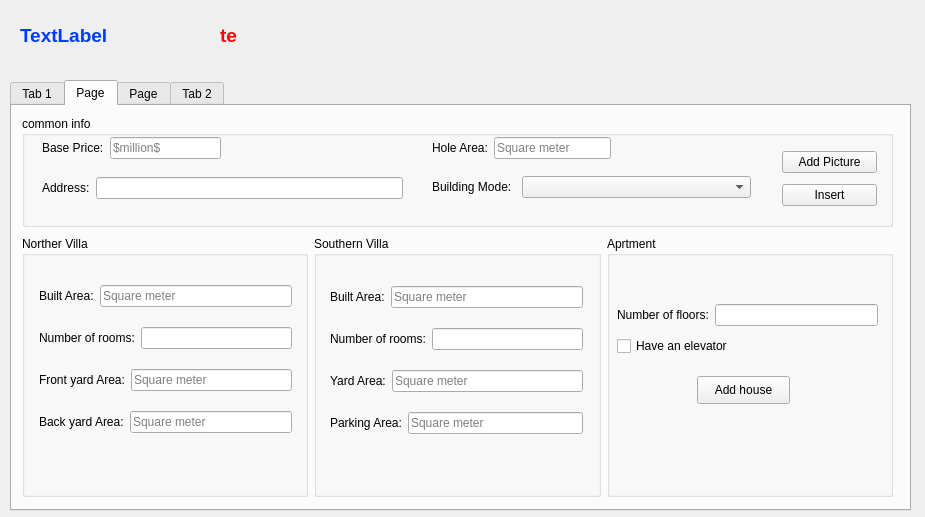
Qt form my_profile.ui (mjalali/AP_project) before a commit.
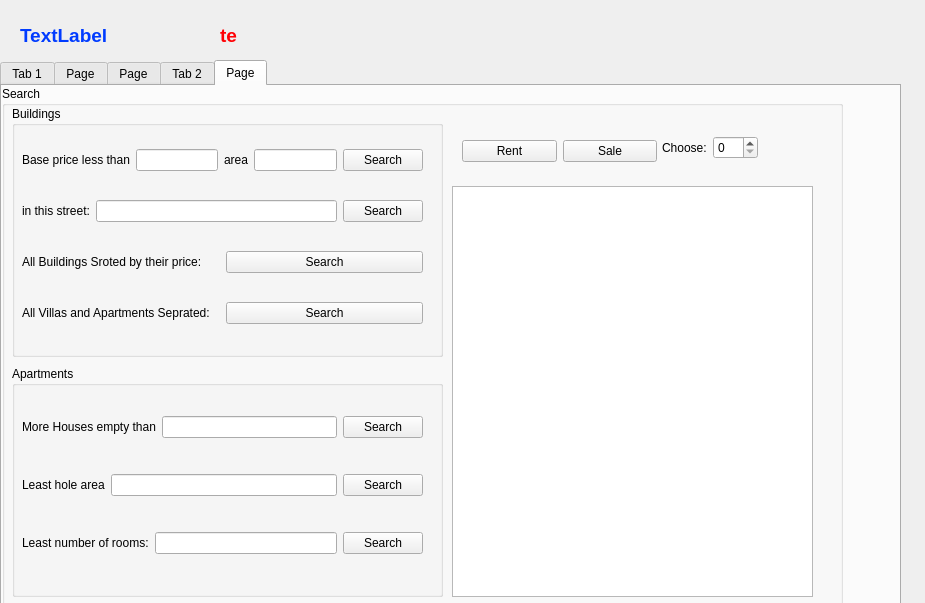
The same form after that commit.

What changed in the file:
```diff
--- a/my_profile.ui
+++ b/my_profile.ui
@@ -7,7 +7,7 @@
     <x>0</x>
     <y>0</y>
     <width>925</width>
-    <height>517</height>
+    <height>603</height>
    </rect>
   </property>
   <property name="windowTitle">
@@ -16,14 +16,14 @@
   <widget class="QTabWidget" name="tabWidget">
    <property name="geometry">
     <rect>
-     <x>10</x>
-     <y>80</y>
+     <x>0</x>
+     <y>60</y>
      <width>901</width>
-     <height>431</height>
+     <height>561</height>
     </rect>
    </property>
    <property name="currentIndex">
-    <number>1</number>
+    <number>4</number>
    </property>
    <widget class="QWidget" name="list">
     <attribute name="title">
@@ -365,7 +365,7 @@
      <property name="title">
       <string>common info</string>
      </property>
-     <widget class="QWidget" name="">
+     <widget class="QWidget" name="layoutWidget">
       <property name="geometry">
        <rect>
         <x>20</x>
@@ -440,7 +440,7 @@
        </rect>
       </property>
      </widget>
-     <widget class="QWidget" name="">
+     <widget class="QWidget" name="layoutWidget">
       <property name="geometry">
        <rect>
         <x>20</x>
@@ -466,7 +466,7 @@
        </item>
       </layout>
      </widget>
-     <widget class="QWidget" name="">
+     <widget class="QWidget" name="layoutWidget">
       <property name="geometry">
        <rect>
         <x>760</x>
@@ -493,7 +493,7 @@
       </layout>
      </widget>
     </widget>
-    <widget class="QWidget" name="">
+    <widget class="QWidget" name="layoutWidget">
      <property name="geometry">
       <rect>
        <x>10</x>
@@ -508,7 +508,7 @@
         <property name="title">
          <string>Norther Villa</string>
         </property>
-        <widget class="QWidget" name="">
+        <widget class="QWidget" name="layoutWidget">
          <property name="geometry">
           <rect>
            <x>17</x>
@@ -599,7 +599,7 @@
         <property name="title">
          <string>Southern Villa</string>
         </property>
-        <widget class="QWidget" name="">
+        <widget class="QWidget" name="layoutWidget">
          <property name="geometry">
           <rect>
            <x>16</x>
@@ -706,7 +706,7 @@
           <string>Add house</string>
          </property>
         </widget>
-        <widget class="QWidget" name="">
+        <widget class="QWidget" name="layoutWidget">
          <property name="geometry">
           <rect>
            <x>10</x>
@@ -837,12 +837,289 @@
      <string>Tab 2</string>
     </attribute>
    </widget>
+   <widget class="QWidget" name="tab_4">
+    <attribute name="title">
+     <string>Page</string>
+    </attribute>
+    <widget class="QGroupBox" name="groupBox_2">
+     <property name="geometry">
+      <rect>
+       <x>0</x>
+       <y>0</y>
+       <width>841</width>
+       <height>531</height>
+      </rect>
+     </property>
+     <property name="title">
+      <string>Search</string>
+     </property>
+     <widget class="QGroupBox" name="Building_search">
+      <property name="geometry">
+       <rect>
+        <x>10</x>
+        <y>20</y>
+        <width>431</width>
+        <height>251</height>
+       </rect>
+      </property>
+      <property name="title">
+       <string>Buildings</string>
+      </property>
+      <widget class="QWidget" name="layoutWidget_3">
+       <property name="geometry">
+        <rect>
+         <x>10</x>
+         <y>20</y>
+         <width>401</width>
+         <height>221</height>
+        </rect>
+       </property>
+       <layout class="QVBoxLayout" name="verticalLayout_7">
+        <item>
+         <layout class="QHBoxLayout" name="horizontalLayout_5">
+          <item>
+           <widget class="QLabel" name="label_4">
+            <property name="text">
+             <string>Base price less than</string>
+            </property>
+           </widget>
+          </item>
+          <item>
+           <widget class="QLineEdit" name="price_lower_le"/>
+          </item>
+          <item>
+           <widget class="QLabel" name="label_5">
+            <property name="text">
+             <string>area</string>
+            </property>
+           </widget>
+          </item>
+          <item>
+           <widget class="QLineEdit" name="hole_area_higher_le"/>
+          </item>
+          <item>
+           <widget class="QPushButton" name="search_baseprice_holearea">
+            <property name="text">
+             <string>Search</string>
+            </property>
+           </widget>
+          </item>
+         </layout>
+        </item>
+        <item>
+         <layout class="QHBoxLayout" name="horizontalLayout_6">
+          <item>
+           <widget class="QLabel" name="label_18">
+            <property name="text">
+             <string>in this street:</string>
+            </property>
+           </widget>
+          </item>
+          <item>
+           <widget class="QLineEdit" name="to_search_street_le"/>
+          </item>
+          <item>
+           <widget class="QPushButton" name="search_street">
+            <property name="text">
+             <string>Search</string>
+            </property>
+           </widget>
+          </item>
+         </layout>
+        </item>
+        <item>
+         <layout class="QHBoxLayout" name="horizontalLayout_19">
+          <item>
+           <widget class="QLabel" name="label_19">
+            <property name="text">
+             <string>All Buildings Sroted by their price:</string>
+            </property>
+           </widget>
+          </item>
+          <item>
+           <widget class="QPushButton" name="search_sort">
+            <property name="text">
+             <string>Search</string>
+            </property>
+           </widget>
+          </item>
+         </layout>
+        </item>
+        <item>
+         <layout class="QHBoxLayout" name="horizontalLayout_20">
+          <item>
+           <widget class="QLabel" name="label_20">
+            <property name="text">
+             <string>All Villas and Apartments Seprated:</string>
+            </property>
+           </widget>
+          </item>
+          <item>
+           <widget class="QPushButton" name="search_all">
+            <property name="text">
+             <string>Search</string>
+            </property>
+           </widget>
+          </item>
+         </layout>
+        </item>
+       </layout>
+      </widget>
+     </widget>
+     <widget class="QGroupBox" name="Apartment_search">
+      <property name="geometry">
+       <rect>
+        <x>10</x>
+        <y>280</y>
+        <width>431</width>
+        <height>231</height>
+       </rect>
+      </property>
+      <property name="title">
+       <string>Apartments</string>
+      </property>
+      <widget class="QWidget" name="layoutWidget_4">
+       <property name="geometry">
+        <rect>
+         <x>10</x>
+         <y>20</y>
+         <width>401</width>
+         <height>201</height>
+        </rect>
+       </property>
+       <layout class="QVBoxLayout" name="verticalLayout_8">
+        <item>
+         <layout class="QHBoxLayout" name="horizontalLayout_21">
+          <item>
+           <widget class="QLabel" name="label_21">
+            <property name="text">
+             <string>More Houses empty than</string>
+            </property>
+           </widget>
+          </item>
+          <item>
+           <widget class="QLineEdit" name="N_house_le"/>
+          </item>
+          <item>
+           <widget class="QPushButton" name="search_N_house">
+            <property name="text">
+             <string>Search</string>
+            </property>
+           </widget>
+          </item>
+         </layout>
+        </item>
+        <item>
+         <layout class="QHBoxLayout" name="horizontalLayout_22">
+          <item>
+           <widget class="QLabel" name="label_22">
+            <property name="text">
+             <string>Least hole area</string>
+            </property>
+           </widget>
+          </item>
+          <item>
+           <widget class="QLineEdit" name="least_hoe_area_le"/>
+          </item>
+          <item>
+           <widget class="QPushButton" name="search_hole_area">
+            <property name="text">
+             <string>Search</string>
+            </property>
+           </widget>
+          </item>
+         </layout>
+        </item>
+        <item>
+         <layout class="QHBoxLayout" name="horizontalLayout_23">
+          <item>
+           <widget class="QLabel" name="label_23">
+            <property name="text">
+             <string>Least number of rooms:</string>
+            </property>
+           </widget>
+          </item>
+          <item>
+           <widget class="QLineEdit" name="least_rooms_le"/>
+          </item>
+          <item>
+           <widget class="QPushButton" name="search_rooms">
+            <property name="text">
+             <string>Search</string>
+            </property>
+           </widget>
+          </item>
+         </layout>
+        </item>
+       </layout>
+      </widget>
+     </widget>
+     <widget class="QTextEdit" name="search_te">
+      <property name="geometry">
+       <rect>
+        <x>450</x>
+        <y>100</y>
+        <width>361</width>
+        <height>411</height>
+       </rect>
+      </property>
+     </widget>
+     <widget class="QWidget" name="layoutWidget_5">
+      <property name="geometry">
+       <rect>
+        <x>460</x>
+        <y>50</y>
+        <width>195</width>
+        <height>30</height>
+       </rect>
+      </property>
+      <layout class="QHBoxLayout" name="horizontalLayout_24">
+       <item>
+        <widget class="QPushButton" name="rent">
+         <property name="text">
+          <string>Rent</string>
+         </property>
+        </widget>
+       </item>
+       <item>
+        <widget class="QPushButton" name="sale">
+         <property name="text">
+          <string>Sale</string>
+         </property>
+        </widget>
+       </item>
+      </layout>
+     </widget>
+     <widget class="QWidget" name="layoutWidget_6">
+      <property name="geometry">
+       <rect>
+        <x>660</x>
+        <y>50</y>
+        <width>96</width>
+        <height>24</height>
+       </rect>
+      </property>
+      <layout class="QHBoxLayout" name="horizontalLayout_25">
+       <item>
+        <widget class="QLabel" name="label_24">
+         <property name="text">
+          <string>Choose:</string>
+         </property>
+        </widget>
+       </item>
+       <item>
+        <widget class="QSpinBox" name="search_spinBox"/>
+       </item>
+      </layout>
+     </widget>
+    </widget>
+   </widget>
   </widget>
   <widget class="QLabel" name="move">
    <property name="geometry">
     <rect>
-     <x>600</x>
-     <y>20</y>
+     <x>580</x>
+     <y>10</y>
      <width>161</width>
      <height>81</height>
     </rect>
```
Left out of the diff: 2 changed lines with no effect on the pictures.
